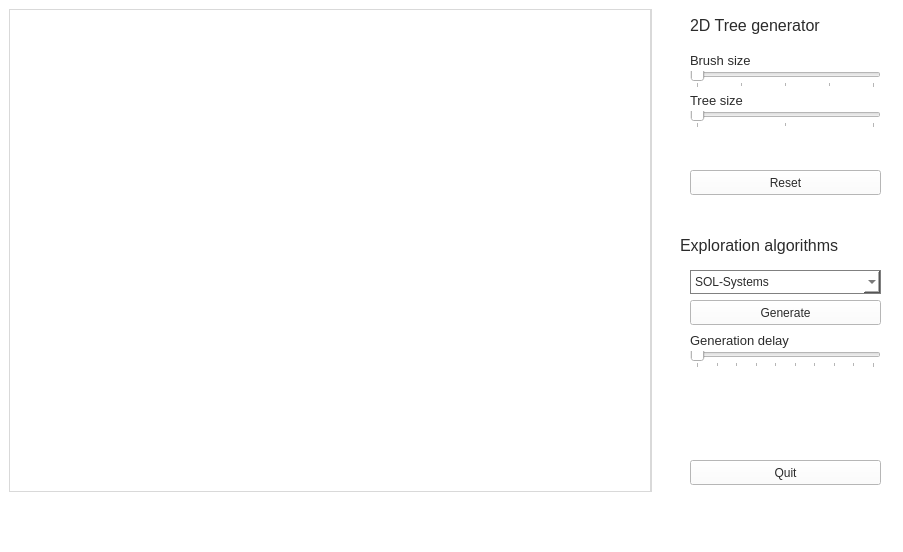
The window that mainwindow.ui (Maxlo24/Projet_Majeure_Arbre_3D) describes before a commit, drawn with Qt 5.
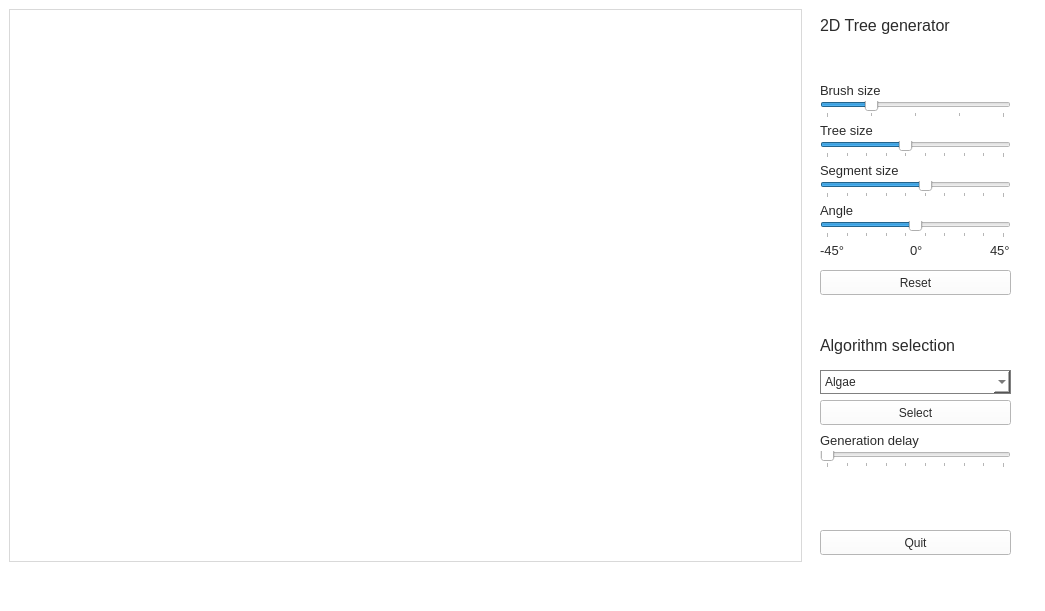
The same window after the commit.

```diff
--- a/mainwindow.ui
+++ b/mainwindow.ui
@@ -6,8 +6,8 @@
    <rect>
     <x>0</x>
     <y>0</y>
-    <width>903</width>
-    <height>552</height>
+    <width>1045</width>
+    <height>611</height>
    </rect>
   </property>
   <property name="windowTitle">
@@ -24,8 +24,8 @@
    <widget class="QPushButton" name="quitButton">
     <property name="geometry">
      <rect>
-      <x>690</x>
-      <y>460</y>
+      <x>820</x>
+      <y>530</y>
       <width>191</width>
       <height>25</height>
      </rect>
@@ -44,8 +44,8 @@
      <rect>
       <x>10</x>
       <y>10</y>
-      <width>640</width>
-      <height>481</height>
+      <width>791</width>
+      <height>551</height>
      </rect>
     </property>
     <layout class="QVBoxLayout" name="main_Layout"/>
@@ -53,9 +53,9 @@
    <widget class="QLabel" name="Partie_Algo">
     <property name="geometry">
      <rect>
-      <x>680</x>
-      <y>230</y>
-      <width>201</width>
+      <x>820</x>
+      <y>330</y>
+      <width>181</width>
       <height>31</height>
      </rect>
     </property>
@@ -65,14 +65,14 @@
      </font>
     </property>
     <property name="text">
-     <string>Exploration algorithms</string>
+     <string>Algorithm selection</string>
     </property>
    </widget>
    <widget class="QPushButton" name="searchButton">
     <property name="geometry">
      <rect>
-      <x>690</x>
-      <y>300</y>
+      <x>820</x>
+      <y>400</y>
       <width>191</width>
       <height>25</height>
      </rect>
@@ -83,7 +83,7 @@
 </string>
     </property>
     <property name="text">
-     <string>Generate</string>
+     <string>Select</string>
     </property>
     <property name="flat">
      <bool>false</bool>
@@ -92,8 +92,8 @@
    <widget class="QComboBox" name="Algo_select">
     <property name="geometry">
      <rect>
-      <x>690</x>
-      <y>270</y>
+      <x>820</x>
+      <y>370</y>
       <width>191</width>
       <height>24</height>
      </rect>
@@ -103,14 +103,24 @@
     </property>
     <item>
      <property name="text">
-      <string>SOL-Systems</string>
+      <string>Algae</string>
+     </property>
+    </item>
+    <item>
+     <property name="text">
+      <string>Fractal tree</string>
+     </property>
+    </item>
+    <item>
+     <property name="text">
+      <string>Fractal plant</string>
      </property>
     </item>
    </widget>
    <widget class="QLabel" name="Partie_Env">
     <property name="geometry">
      <rect>
-      <x>690</x>
+      <x>820</x>
       <y>10</y>
       <width>201</width>
       <height>31</height>
@@ -126,10 +136,13 @@
     </property>
    </widget>
    <widget class="QSlider" name="speedSlider">
+    <property name="enabled">
+     <bool>true</bool>
+    </property>
     <property name="geometry">
      <rect>
-      <x>690</x>
-      <y>350</y>
+      <x>820</x>
+      <y>450</y>
       <width>191</width>
       <height>18</height>
      </rect>
@@ -151,10 +164,13 @@
     </property>
    </widget>
    <widget class="QLabel" name="Partie_Algo_2">
+    <property name="enabled">
+     <bool>false</bool>
+    </property>
     <property name="geometry">
      <rect>
-      <x>690</x>
-      <y>330</y>
+      <x>820</x>
+      <y>430</y>
       <width>121</width>
       <height>21</height>
      </rect>
@@ -171,8 +187,8 @@
    <widget class="QSlider" name="brush_Size_Slider">
     <property name="geometry">
      <rect>
-      <x>690</x>
-      <y>70</y>
+      <x>820</x>
+      <y>100</y>
       <width>191</width>
       <height>18</height>
      </rect>
@@ -183,6 +199,9 @@
     <property name="maximum">
      <number>5</number>
     </property>
+    <property name="value">
+     <number>2</number>
+    </property>
     <property name="orientation">
      <enum>Qt::Horizontal</enum>
     </property>
@@ -196,8 +215,8 @@
    <widget class="QLabel" name="taillePinceauLabel">
     <property name="geometry">
      <rect>
-      <x>690</x>
-      <y>50</y>
+      <x>820</x>
+      <y>80</y>
       <width>121</width>
       <height>21</height>
      </rect>
@@ -214,8 +233,8 @@
    <widget class="QPushButton" name="resetButton">
     <property name="geometry">
      <rect>
-      <x>690</x>
-      <y>170</y>
+      <x>820</x>
+      <y>270</y>
       <width>191</width>
       <height>25</height>
      </rect>
@@ -234,8 +253,8 @@
      <rect>
       <x>9</x>
       <y>9</y>
-      <width>643</width>
-      <height>483</height>
+      <width>793</width>
+      <height>553</height>
      </rect>
     </property>
     <property name="styleSheet">
@@ -247,8 +266,8 @@
    <widget class="QSlider" name="brush_Size_Slider_2">
     <property name="geometry">
      <rect>
-      <x>690</x>
-      <y>110</y>
+      <x>820</x>
+      <y>140</y>
       <width>191</width>
       <height>18</height>
      </rect>
@@ -257,7 +276,10 @@
      <number>1</number>
     </property>
     <property name="maximum">
-     <number>3</number>
+     <number>10</number>
+    </property>
+    <property name="value">
+     <number>5</number>
     </property>
     <property name="orientation">
      <enum>Qt::Horizontal</enum>
@@ -272,8 +294,8 @@
    <widget class="QLabel" name="taillePinceauLabel_2">
     <property name="geometry">
      <rect>
-      <x>690</x>
-      <y>90</y>
+      <x>820</x>
+      <y>120</y>
       <width>121</width>
       <height>21</height>
      </rect>
@@ -287,6 +309,161 @@
      <string>Tree size</string>
     </property>
    </widget>
+   <widget class="QSlider" name="segment_Size_Slider">
+    <property name="geometry">
+     <rect>
+      <x>820</x>
+      <y>180</y>
+      <width>191</width>
+      <height>18</height>
+     </rect>
+    </property>
+    <property name="minimum">
+     <number>1</number>
+    </property>
+    <property name="maximum">
+     <number>10</number>
+    </property>
+    <property name="value">
+     <number>6</number>
+    </property>
+    <property name="orientation">
+     <enum>Qt::Horizontal</enum>
+    </property>
+    <property name="tickPosition">
+     <enum>QSlider::TicksBelow</enum>
+    </property>
+    <property name="tickInterval">
+     <number>1</number>
+    </property>
+   </widget>
+   <widget class="QLabel" name="taillePinceauLabel_3">
+    <property name="geometry">
+     <rect>
+      <x>820</x>
+      <y>160</y>
+      <width>121</width>
+      <height>21</height>
+     </rect>
+    </property>
+    <property name="font">
+     <font>
+      <pointsize>10</pointsize>
+     </font>
+    </property>
+    <property name="text">
+     <string>Segment size</string>
+    </property>
+   </widget>
+   <widget class="QSlider" name="angle_Slider">
+    <property name="geometry">
+     <rect>
+      <x>820</x>
+      <y>220</y>
+      <width>191</width>
+      <height>18</height>
+     </rect>
+    </property>
+    <property name="font">
+     <font>
+      <strikeout>false</strikeout>
+      <kerning>false</kerning>
+     </font>
+    </property>
+    <property name="minimum">
+     <number>-45</number>
+    </property>
+    <property name="maximum">
+     <number>45</number>
+    </property>
+    <property name="value">
+     <number>0</number>
+    </property>
+    <property name="tracking">
+     <bool>true</bool>
+    </property>
+    <property name="orientation">
+     <enum>Qt::Horizontal</enum>
+    </property>
+    <property name="tickPosition">
+     <enum>QSlider::TicksBelow</enum>
+    </property>
+    <property name="tickInterval">
+     <number>10</number>
+    </property>
+   </widget>
+   <widget class="QLabel" name="taillePinceauLabel_4">
+    <property name="geometry">
+     <rect>
+      <x>820</x>
+      <y>200</y>
+      <width>121</width>
+      <height>21</height>
+     </rect>
+    </property>
+    <property name="font">
+     <font>
+      <pointsize>10</pointsize>
+     </font>
+    </property>
+    <property name="text">
+     <string>Angle</string>
+    </property>
+   </widget>
+   <widget class="QLabel" name="taillePinceauLabel_5">
+    <property name="geometry">
+     <rect>
+      <x>820</x>
+      <y>240</y>
+      <width>31</width>
+      <height>21</height>
+     </rect>
+    </property>
+    <property name="font">
+     <font>
+      <pointsize>10</pointsize>
+     </font>
+    </property>
+    <property name="text">
+     <string>-45°</string>
+    </property>
+   </widget>
+   <widget class="QLabel" name="taillePinceauLabel_6">
+    <property name="geometry">
+     <rect>
+      <x>990</x>
+      <y>240</y>
+      <width>31</width>
+      <height>21</height>
+     </rect>
+    </property>
+    <property name="font">
+     <font>
+      <pointsize>10</pointsize>
+     </font>
+    </property>
+    <property name="text">
+     <string>45°</string>
+    </property>
+   </widget>
+   <widget class="QLabel" name="taillePinceauLabel_7">
+    <property name="geometry">
+     <rect>
+      <x>910</x>
+      <y>240</y>
+      <width>21</width>
+      <height>21</height>
+     </rect>
+    </property>
+    <property name="font">
+     <font>
+      <pointsize>10</pointsize>
+     </font>
+    </property>
+    <property name="text">
+     <string>0°</string>
+    </property>
+   </widget>
    <zorder>verticalFrame_2</zorder>
    <zorder>quitButton</zorder>
    <zorder>verticalLayoutWidget</zorder>
```
Left out of the diff: 13 changed lines with no effect on the pictures.
